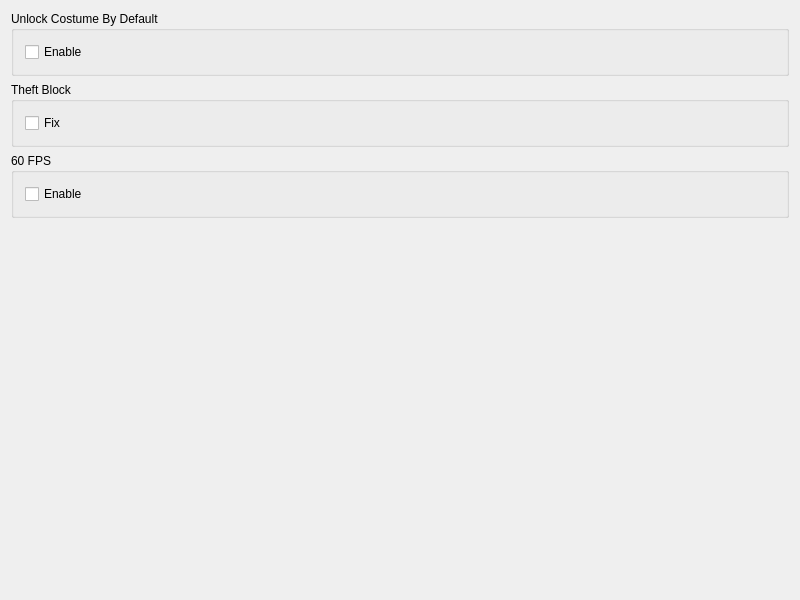
Meos4/Darkstone-PS1-Tweaks, file src/FrontendQt/TweaksWidget.ui: the form before one commit.
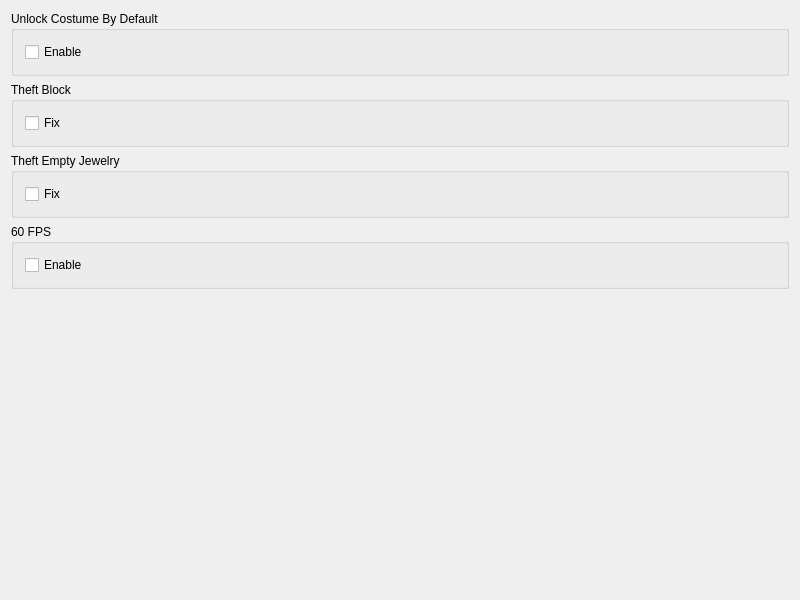
The form after the commit.

Commit message: Add feature Theft Empty Jewelry fix

What changed in the file:
```diff
--- a/src/FrontendQt/TweaksWidget.ui
+++ b/src/FrontendQt/TweaksWidget.ui
@@ -14,23 +14,7 @@
    <string>TweaksWidget</string>
   </property>
   <layout class="QGridLayout" name="gridLayout">
-   <item row="0" column="0">
-    <widget class="QGroupBox" name="unlockCostumeByDefault">
-     <property name="title">
-      <string>Unlock Costume By Default</string>
-     </property>
-     <layout class="QVBoxLayout" name="verticalLayout_2">
-      <item>
-       <widget class="QCheckBox" name="unlockCostumeByDefaultEnable">
-        <property name="text">
-         <string>Enable</string>
-        </property>
-       </widget>
-      </item>
-     </layout>
-    </widget>
-   </item>
-   <item row="6" column="0">
+   <item row="7" column="0">
     <spacer name="verticalSpacer">
      <property name="orientation">
       <enum>Qt::Vertical</enum>
@@ -43,22 +27,6 @@
      </property>
     </spacer>
    </item>
-   <item row="2" column="0">
-    <widget class="QGroupBox" name="framerate60">
-     <property name="title">
-      <string>60 FPS</string>
-     </property>
-     <layout class="QVBoxLayout" name="verticalLayout">
-      <item>
-       <widget class="QCheckBox" name="framerate60Enable">
-        <property name="text">
-         <string>Enable</string>
-        </property>
-       </widget>
-      </item>
-     </layout>
-    </widget>
-   </item>
    <item row="1" column="0">
     <widget class="QGroupBox" name="theftBlock">
      <property name="title">
@@ -75,6 +43,54 @@
      </layout>
     </widget>
    </item>
+   <item row="3" column="0">
+    <widget class="QGroupBox" name="framerate60">
+     <property name="title">
+      <string>60 FPS</string>
+     </property>
+     <layout class="QVBoxLayout" name="verticalLayout">
+      <item>
+       <widget class="QCheckBox" name="framerate60Enable">
+        <property name="text">
+         <string>Enable</string>
+        </property>
+       </widget>
+      </item>
+     </layout>
+    </widget>
+   </item>
+   <item row="0" column="0">
+    <widget class="QGroupBox" name="unlockCostumeByDefault">
+     <property name="title">
+      <string>Unlock Costume By Default</string>
+     </property>
+     <layout class="QVBoxLayout" name="verticalLayout_2">
+      <item>
+       <widget class="QCheckBox" name="unlockCostumeByDefaultEnable">
+        <property name="text">
+         <string>Enable</string>
+        </property>
+       </widget>
+      </item>
+     </layout>
+    </widget>
+   </item>
+   <item row="2" column="0">
+    <widget class="QGroupBox" name="theftEmptyJewelry">
+     <property name="title">
+      <string>Theft Empty Jewelry</string>
+     </property>
+     <layout class="QVBoxLayout" name="verticalLayout_3">
+      <item>
+       <widget class="QCheckBox" name="theftEmptyJewelryFix">
+        <property name="text">
+         <string>Fix</string>
+        </property>
+       </widget>
+      </item>
+     </layout>
+    </widget>
+   </item>
   </layout>
  </widget>
  <layoutdefault spacing="6" margin="11"/>
```
The commit also changes 9 other files.
